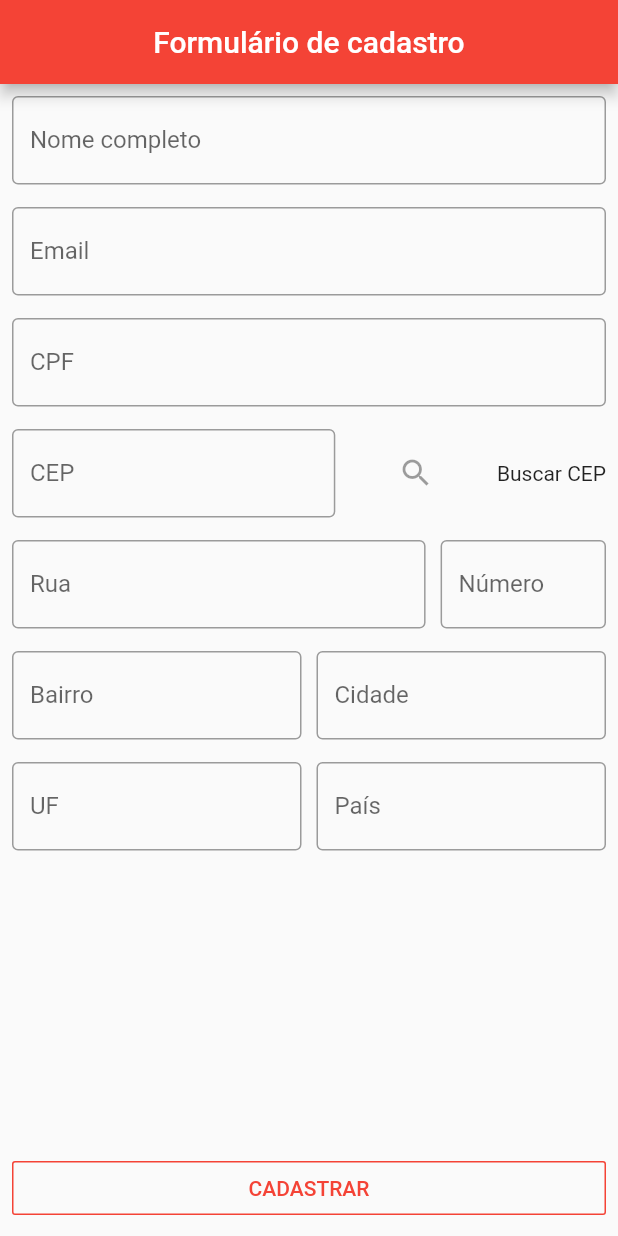
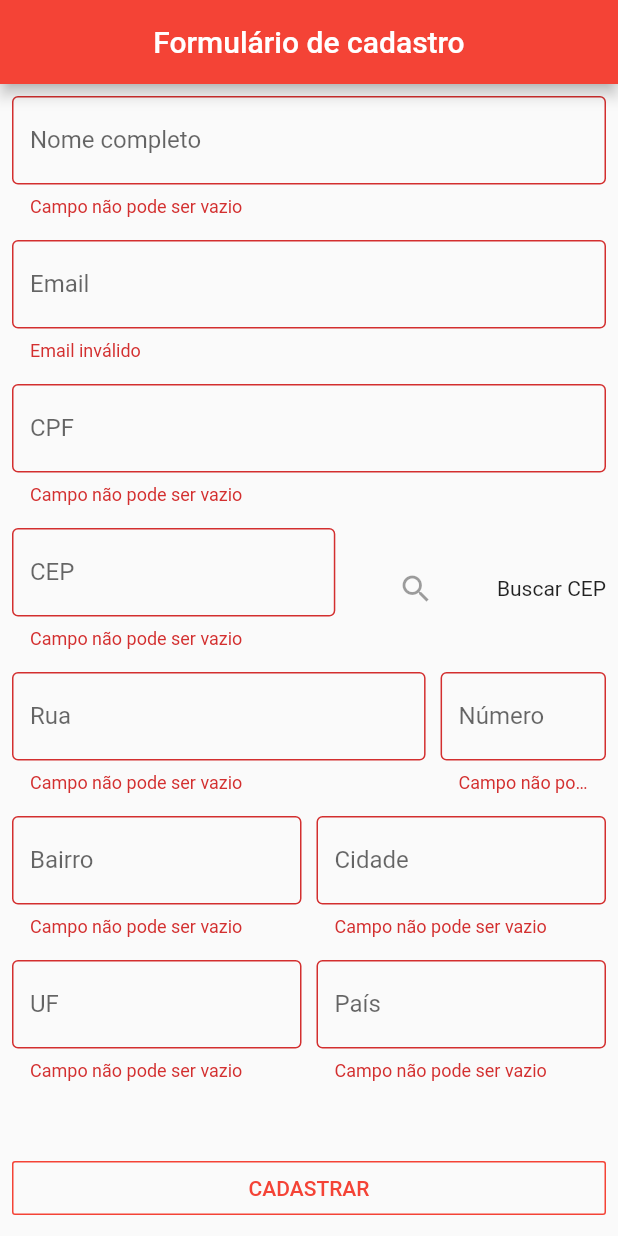
Before and after one commit to coutomariel/growdev-form, a Flutter app: the screen it shows after launch, after a tap on "CADASTRAR", on a phone screen of 412 x 824 dp. Run offline on Flutter 3.47's test engine with Material 2 defaults, Android fonts, the phone set to English and light mode, and no system bars; our stand-ins replace email_validator, mask_text_input_formatter.

Commit message:
Aplicação de validação do form e máscara para cep e cpf

```diff
--- a/lib/main.dart
+++ b/lib/main.dart
@@ -1,4 +1,5 @@
 import 'package:flutter/material.dart';
+import 'package:form_growdev/pages/form.cadastro.dart';
 
 void main() {
   runApp(MyApp());
@@ -34,150 +35,7 @@ class _MyHomePageState extends State<MyHomePage> {
           child: Text("Formulário de cadastro"),
         ),
       ),
-      body: Padding(
-        padding: const EdgeInsets.all(8.0),
-        child: Column(
-          mainAxisAlignment: MainAxisAlignment.spaceBetween,
-          children: [
-            Expanded(
-              child: SingleChildScrollView(
-                child: Column(
-                  children: [
-                    TextFormField(
-                      decoration: InputDecoration(
-                          labelText: "Nome completo",
-                          border: OutlineInputBorder()),
-                    ),
-                    SizedBox(height: 15),
-                    TextFormField(
-                      decoration: InputDecoration(
-                        labelText: "Email",
-                        border: OutlineInputBorder(),
-                      ),
-                      keyboardType: TextInputType.emailAddress,
-                    ),
-                    SizedBox(height: 15),
-                    TextFormField(
-                      decoration: InputDecoration(
-                        labelText: "CPF",
-                        border: OutlineInputBorder(),
-                      ),
-                      keyboardType: TextInputType.number,
-                    ),
-                    SizedBox(height: 15),
-                    Row(
-                      children: [
-                        Expanded(
-                          flex: 4,
-                          child: TextFormField(
-                            decoration: InputDecoration(
-                              labelText: "CEP",
-                              border: OutlineInputBorder(),
-                            ),
-                            keyboardType: TextInputType.number,
-                          ),
-                        ),
-                        Expanded(
-                          flex: 2,
-                          child: IconButton(
-                            icon: Icon(Icons.search),
-                          ),
-                        ),
-                        Text("Buscar CEP"),
-                      ],
-                    ),
-                    SizedBox(height: 15),
-                    Row(
-                      children: [
-                        Expanded(
-                          flex: 5,
-                          child: TextFormField(
-                            decoration: InputDecoration(
-                              labelText: "Rua",
-                              border: OutlineInputBorder(),
-                            ),
-                          ),
-                        ),
-                        SizedBox(width: 10),
-                        Expanded(
-                          flex: 2,
-                          child: TextFormField(
-                            decoration: InputDecoration(
-                              labelText: "Número",
-                              border: OutlineInputBorder(),
-                            ),
-                            keyboardType: TextInputType.number,
-                          ),
-                        ),
-                      ],
-                    ),
-                    SizedBox(height: 15),
-                    Row(
-                      children: [
-                        Expanded(
-                          flex: 5,
-                          child: TextFormField(
-                            decoration: InputDecoration(
-                              labelText: "Bairro",
-                              border: OutlineInputBorder(),
-                            ),
-                          ),
-                        ),
-                        SizedBox(width: 10),
-                        Expanded(
-                          flex: 5,
-                          child: TextFormField(
-                            decoration: InputDecoration(
-                              labelText: "Cidade",
-                              border: OutlineInputBorder(),
-                            ),
-                          ),
-                        ),
-                      ],
-                    ),
-                    SizedBox(height: 15),
-                    Row(
-                      children: [
-                        Expanded(
-                          flex: 5,
-                          child: TextFormField(
-                            decoration: InputDecoration(
-                              labelText: "UF",
-                              border: OutlineInputBorder(),
-                            ),
-                          ),
-                        ),
-                        SizedBox(width: 10),
-                        Expanded(
-                          flex: 5,
-                          child: TextFormField(
-                            decoration: InputDecoration(
-                              labelText: "País",
-                              border: OutlineInputBorder(),
-                            ),
-                          ),
-                        ),
-                      ],
-                    ),
-                  ],
-                ),
-              ),
-            ),
-            Container(
-              width: double.infinity,
-              padding: EdgeInsets.only(bottom: 0),
-              child: OutlineButton(
-                child: Text("CADASTRAR"),
-                textColor: Theme.of(context).primaryColor,
-                borderSide: BorderSide(
-                  color: Colors.red,
-                ),
-                onPressed: () {},
-              ),
-            )
-          ],
-        ),
-      ),
+      body: FormCadastro(),
     );
   }
 }
--- /dev/null
+++ b/lib/pages/form.cadastro.dart
@@ -0,0 +1,228 @@
+import 'package:flutter/material.dart';
+import 'package:email_validator/email_validator.dart';
+import 'package:mask_text_input_formatter/mask_text_input_formatter.dart';
+
+class FormCadastro extends StatefulWidget {
+  @override
+  _FormCadastroState createState() => _FormCadastroState();
+}
+
+class _FormCadastroState extends State<FormCadastro> {
+  final _formKey = GlobalKey<FormState>();
+  final maskCpf = MaskTextInputFormatter(
+      mask: "###.###.###-##", filter: {"#": RegExp(r'[0-9]')});
+  final maskCep = MaskTextInputFormatter(
+      mask: "#####-###", filter: {"#": RegExp(r'[0-9]')});
+
+  @override
+  Widget build(BuildContext context) {
+    return Padding(
+      padding: const EdgeInsets.all(8.0),
+      child: Form(
+        key: _formKey,
+        child: Column(
+          mainAxisAlignment: MainAxisAlignment.spaceBetween,
+          children: [
+            Expanded(
+              child: SingleChildScrollView(
+                child: Column(
+                  children: [
+                    TextFormField(
+                      decoration: InputDecoration(
+                        labelText: "Nome completo",
+                        border: OutlineInputBorder(),
+                      ),
+                      validator: (value) {
+                        if(value.isEmpty) return "Campo não pode ser vazio";
+                        return null;
+                      },
+                    ),
+                    SizedBox(height: 15),
+                    TextFormField(
+                      decoration: InputDecoration(
+                        labelText: "Email",
+                        border: OutlineInputBorder(),
+                      ),
+                      keyboardType: TextInputType.emailAddress,
+                      validator: (value) {
+                        bool isValid = EmailValidator.validate(value);
+                        if (!isValid) {
+                          return "Email inválido";
+                        }
+                        return null;
+                      },
+                    ),
+                    SizedBox(height: 15),
+                    TextFormField(
+                      decoration: InputDecoration(
+                        labelText: "CPF",
+                        border: OutlineInputBorder(),
+                      ),
+                      keyboardType: TextInputType.number,
+                      inputFormatters: [maskCpf],
+                      validator: (value) {
+                        final CPF_DEFAULT_LENGTH = 14;
+
+                        if(value.isEmpty) return "Campo não pode ser vazio";
+                        if(value.length < CPF_DEFAULT_LENGTH) return "CPF inválido";
+
+                        return null;
+                      },
+                    ),
+                    SizedBox(height: 15),
+                    Row(
+                      children: [
+                        Expanded(
+                          flex: 4,
+                          child: TextFormField(
+                            decoration: InputDecoration(
+                              labelText: "CEP",
+                              border: OutlineInputBorder(),
+                            ),
+                            keyboardType: TextInputType.number,
+                            inputFormatters: [maskCep],
+                            validator: (value) {
+                              final CEP_DEFAULT_LENGTH = 9;
+
+                              if(value.isEmpty) return "Campo não pode ser vazio";
+                              if(value.length < CEP_DEFAULT_LENGTH) return "CEP inválido";
+
+                              return null;
+                            },
+                          ),
+                        ),
+                        Expanded(
+                          flex: 2,
+                          child: IconButton(
+                            icon: Icon(Icons.search),
+                          ),
+                        ),
+                        Text("Buscar CEP"),
+                      ],
+                    ),
+                    SizedBox(height: 15),
+                    Row(
+                      children: [
+                        Expanded(
+                          flex: 5,
+                          child: TextFormField(
+                            decoration: InputDecoration(
+                              labelText: "Rua",
+                              border: OutlineInputBorder(),
+                            ),
+                            validator: (value) {
+                              if(value.isEmpty) return "Campo não pode ser vazio";
+                              return null;
+                            },
+                          ),
+                        ),
+                        SizedBox(width: 10),
+                        Expanded(
+                          flex: 2,
+                          child: TextFormField(
+                            decoration: InputDecoration(
+                              labelText: "Número",
+                              border: OutlineInputBorder(),
+                            ),
+                            keyboardType: TextInputType.number,
+                            validator: (value) {
+                              if(value.isEmpty) return "Campo não pode ser vazio";
+                              return null;
+                            },
+                          ),
+                        ),
+                      ],
+                    ),
+                    SizedBox(height: 15),
+                    Row(
+                      children: [
+                        Expanded(
+                          flex: 5,
+                          child: TextFormField(
+                            decoration: InputDecoration(
+                              labelText: "Bairro",
+                              border: OutlineInputBorder(),
+                            ),
+                            validator: (value) {
+                              if(value.isEmpty) return "Campo não pode ser vazio";
+                              return null;
+                            },
+                          ),
+                        ),
+                        SizedBox(width: 10),
+                        Expanded(
+                          flex: 5,
+                          child: TextFormField(
+                            decoration: InputDecoration(
+                              labelText: "Cidade",
+                              border: OutlineInputBorder(),
+                            ),
+                            validator: (value) {
+                              if(value.isEmpty) return "Campo não pode ser vazio";
+                              return null;
+                            },
+                          ),
+                        ),
+                      ],
+                    ),
+                    SizedBox(height: 15),
+                    Row(
+                      children: [
+                        Expanded(
+                          flex: 5,
+                          child: TextFormField(
+                            decoration: InputDecoration(
+                              labelText: "UF",
+                              border: OutlineInputBorder(),
+                            ),
+                            validator: (value) {
+                              if(value.isEmpty) return "Campo não pode ser vazio";
+                              return null;
+                            },
+                          ),
+                        ),
+                        SizedBox(width: 10),
+                        Expanded(
+                          flex: 5,
+                          child: TextFormField(
+                            decoration: InputDecoration(
+                              labelText: "País",
+                              border: OutlineInputBorder(),
+                            ),
+                            validator: (value) {
+                              if(value.isEmpty) return "Campo não pode ser vazio";
+                              return null;
+                            },
+                          ),
+                        ),
+                      ],
+                    ),
+                  ],
+                ),
+              ),
+            ),
+            Container(
+              width: double.infinity,
+              padding: EdgeInsets.only(bottom: 0),
+              child: OutlineButton(
+                child: Text("CADASTRAR"),
+                textColor: Theme.of(context).primaryColor,
+                borderSide: BorderSide(
+                  color: Colors.red,
+                ),
+                onPressed: () {
+                  if (_formKey.currentState.validate()) {
+                    Scaffold.of(context).showSnackBar(SnackBar(
+                      content: Text("Enviando dados para o servidor"),
+                      duration: Duration(seconds: 3),
+                    ));
+                  }
+                },
+              ),
+            )
+          ],
+        ),
+      ),
+    );
+  }
+}
--- a/pubspec.yaml
+++ b/pubspec.yaml
@@ -23,6 +23,9 @@ environment:
 dependencies:
   flutter:
     sdk: flutter
+
+  email_validator: '^1.0.6'
+  mask_text_input_formatter: ^1.2.1
 
 
   # The following adds the Cupertino Icons font to your application.
```
Also changed, not shown: pubspec.lock.
